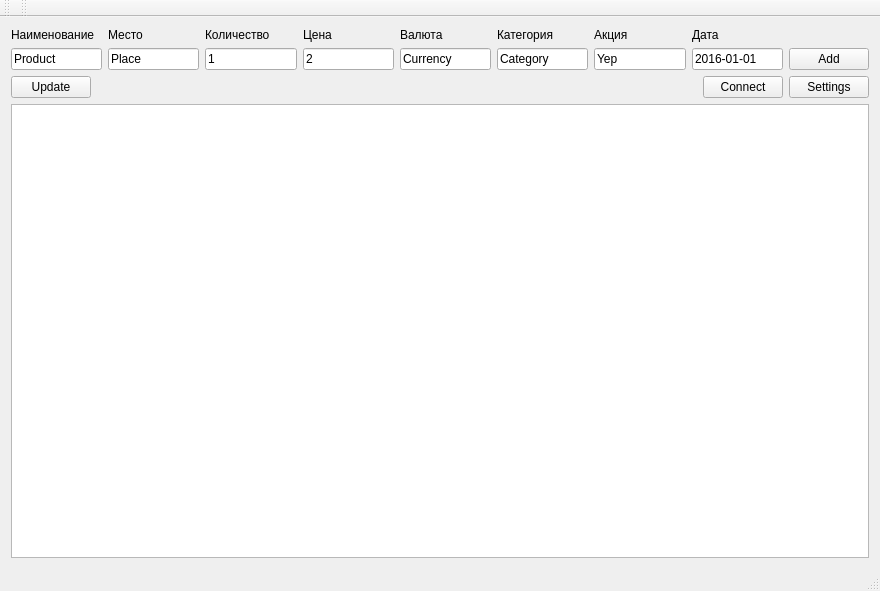
This is mainwindow.ui in eagerber/accounting as Qt 5 draws it before an edit. The edited form follows.
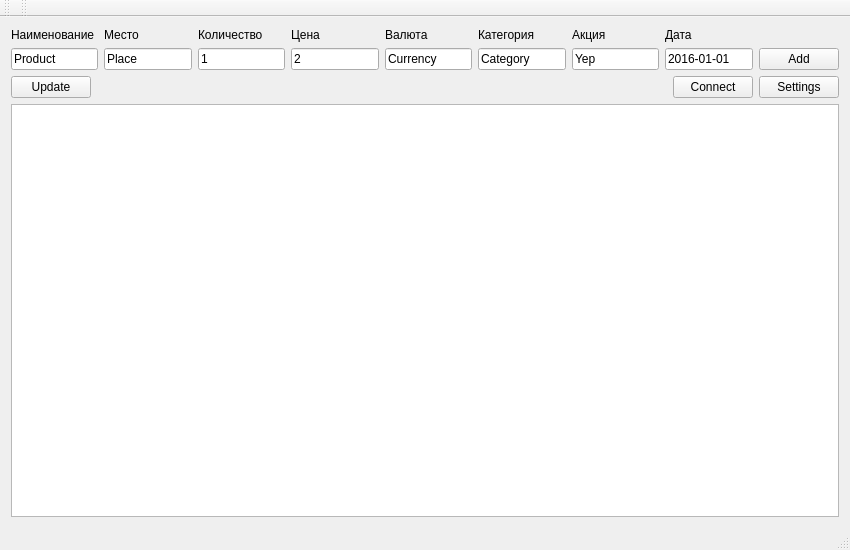
This is the edited form.

What changed in the file:
```diff
--- a/mainwindow.ui
+++ b/mainwindow.ui
@@ -6,8 +6,8 @@
    <rect>
     <x>0</x>
     <y>0</y>
-    <width>880</width>
-    <height>591</height>
+    <width>850</width>
+    <height>550</height>
    </rect>
   </property>
   <property name="windowTitle">
```
Left out of the diff: 2 changed lines with no effect on the pictures.
